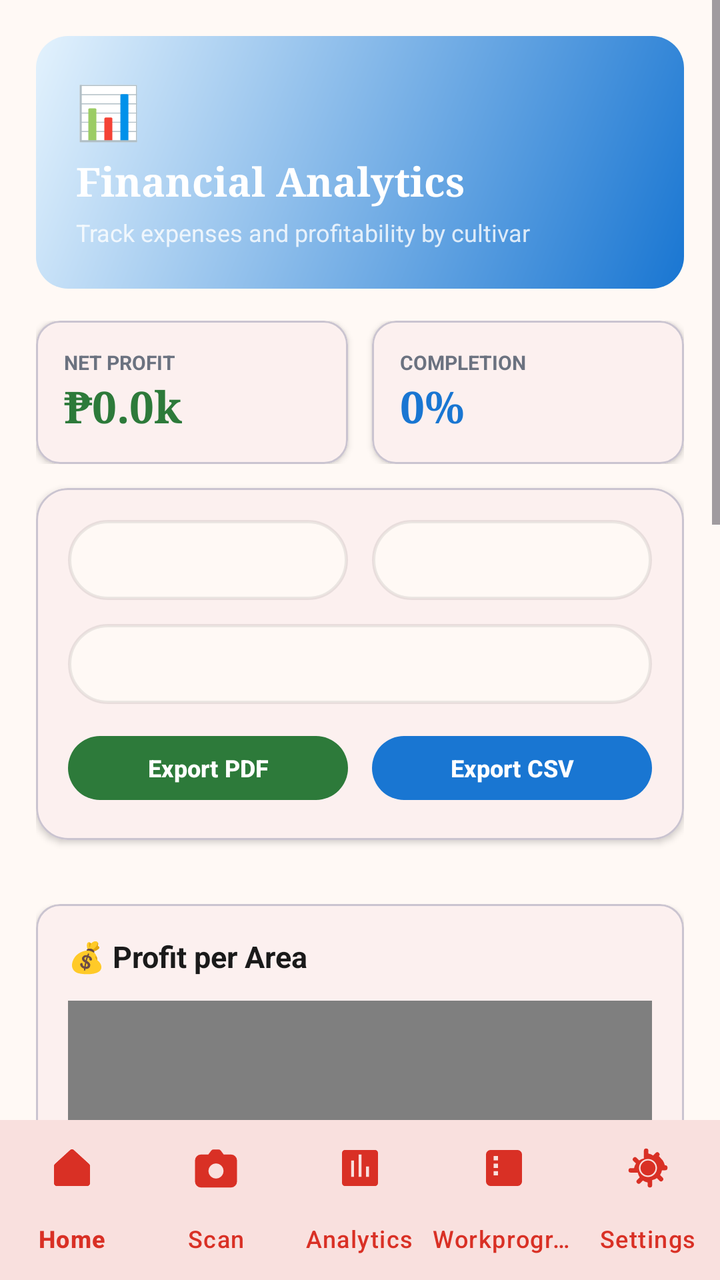
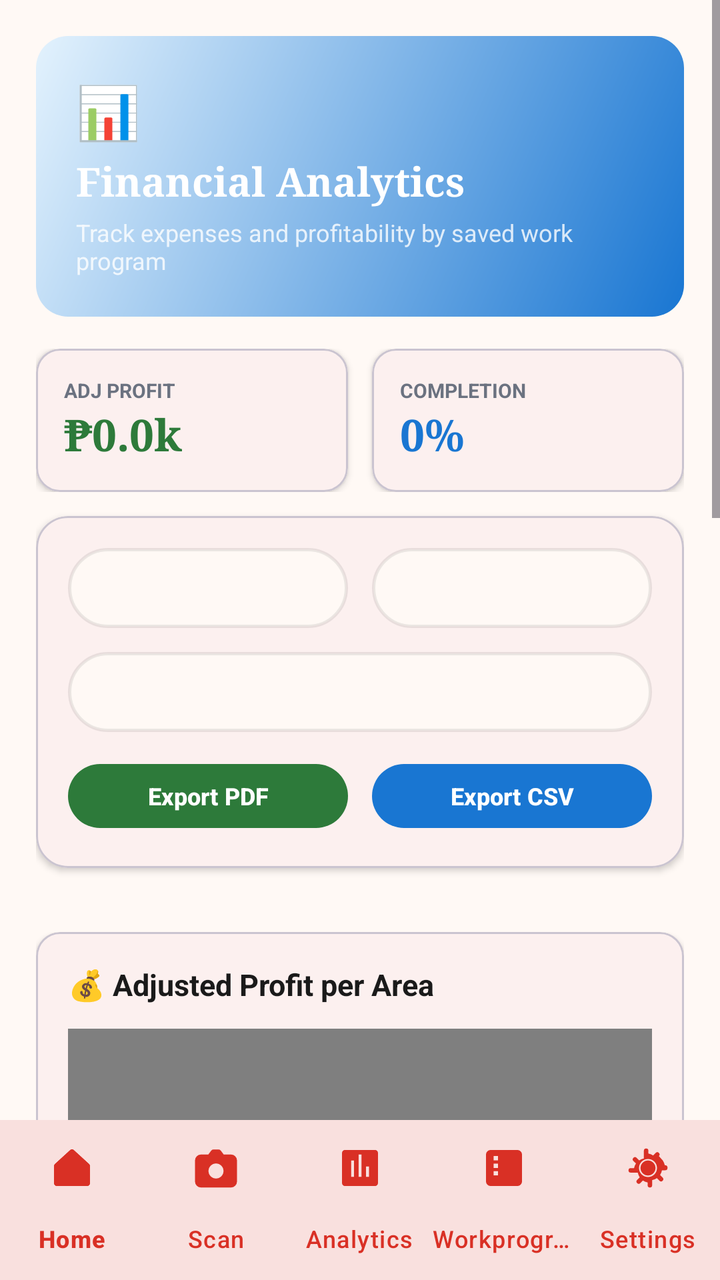

An Android layout rendered at two revisions. The XML below is the earlier revision; the diff shows what the commit changed to produce the second picture.
<!-- AndroidManifest.xml: application theme Theme.TomatoApp -->
<!-- res/layout/activity_analytics.xml -->
<?xml version="1.0" encoding="utf-8"?>
<RelativeLayout xmlns:android="http://schemas.android.com/apk/res/android"
    xmlns:app="http://schemas.android.com/apk/res-auto"
    xmlns:tools="http://schemas.android.com/tools"
    android:id="@+id/main_layout"
    android:layout_width="match_parent"
    android:layout_height="match_parent"
    android:background="@color/cream"
    tools:context=".AnalyticsActivity">

    
    <LinearLayout
        android:id="@+id/analyticsRoot"
        android:layout_width="match_parent"
        android:layout_height="match_parent"
        android:orientation="vertical"
        android:layout_above="@id/bottom_navigation"
        android:fitsSystemWindows="true">

        <ScrollView
            android:layout_width="match_parent"
            android:layout_height="match_parent"
            android:fillViewport="true"
            android:clipToPadding="false"
            android:paddingBottom="40dp">

            <LinearLayout
                android:layout_width="match_parent"
                android:layout_height="wrap_content"
                android:orientation="vertical"
                android:padding="18dp">

                
                <LinearLayout
                    android:layout_width="match_parent"
                    android:layout_height="wrap_content"
                    android:orientation="vertical"
                    android:background="@drawable/bg_blue_gradient_rounded"
                    android:padding="20dp"
                    android:layout_marginBottom="16dp">

                    <TextView
                        android:layout_width="wrap_content"
                        android:layout_height="wrap_content"
                        android:text="📊"
                        android:textSize="26sp"
                        android:layout_marginBottom="4dp" />

                    <TextView
                        android:layout_width="wrap_content"
                        android:layout_height="wrap_content"
                        android:text="Financial Analytics"
                        android:textColor="@color/white"
                        android:fontFamily="serif"
                        android:textSize="20sp"
                        android:textStyle="bold"
                        android:layout_marginBottom="4dp" />

                    <TextView
                        android:layout_width="wrap_content"
                        android:layout_height="wrap_content"
                        android:text="Track expenses and profitability by cultivar"
                        android:textColor="#CCFFFFFF"
                        android:textSize="12sp" />
                </LinearLayout>

                
                <LinearLayout
                    android:id="@+id/statsGrid"
                    android:layout_width="match_parent"
                    android:layout_height="wrap_content"
                    android:orientation="horizontal"
                    android:layout_marginBottom="12dp"
                    android:weightSum="2">

                    <com.google.android.material.card.MaterialCardView
                        android:layout_width="0dp"
                        android:layout_height="wrap_content"
                        android:layout_weight="1"
                        android:layout_marginEnd="6dp"
                        app:cardCornerRadius="12dp"
                        app:cardElevation="2dp"
                        app:cardBackgroundColor="@color/white">
                        <LinearLayout
                            android:layout_width="match_parent"
                            android:layout_height="wrap_content"
                            android:orientation="vertical"
                            android:padding="14dp">
                            <TextView
                                android:layout_width="wrap_content"
                                android:layout_height="wrap_content"
                                android:text="NET PROFIT"
                                android:textColor="@color/muted"
                                android:textSize="10sp"
                                android:textStyle="bold" />
                            <TextView
                                android:id="@+id/tvNetProfitStat"
                                android:layout_width="wrap_content"
                                android:layout_height="wrap_content"
                                android:text="₱0.0k"
                                android:textColor="@color/green"
                                android:textSize="22sp"
                                android:textStyle="bold"
                                android:fontFamily="serif" />
                        </LinearLayout>
                    </com.google.android.material.card.MaterialCardView>

                    <com.google.android.material.card.MaterialCardView
                        android:layout_width="0dp"
                        android:layout_height="wrap_content"
                        android:layout_weight="1"
                        android:layout_marginStart="6dp"
                        app:cardCornerRadius="12dp"
                        app:cardElevation="2dp"
                        app:cardBackgroundColor="@color/white">
                        <LinearLayout
                            android:layout_width="match_parent"
                            android:layout_height="wrap_content"
                            android:orientation="vertical"
                            android:padding="14dp">
                            <TextView
                                android:layout_width="wrap_content"
                                android:layout_height="wrap_content"
                                android:text="COMPLETION"
                                android:textColor="@color/muted"
                                android:textSize="10sp"
                                android:textStyle="bold" />
                            <TextView
                                android:id="@+id/tvCompletionStat"
                                android:layout_width="wrap_content"
                                android:layout_height="wrap_content"
                                android:text="0%"
                                android:textColor="@color/blue"
                                android:textSize="22sp"
                                android:textStyle="bold"
                                android:fontFamily="serif" />
                        </LinearLayout>
                    </com.google.android.material.card.MaterialCardView>
                </LinearLayout>

                
                <com.google.android.material.card.MaterialCardView
                    android:layout_width="match_parent"
                    android:layout_height="wrap_content"
                    android:layout_marginBottom="16dp"
                    app:cardCornerRadius="16dp"
                    app:cardElevation="2dp"
                    app:cardBackgroundColor="@color/white">

                    <LinearLayout
                        android:layout_width="match_parent"
                        android:layout_height="wrap_content"
                        android:orientation="vertical"
                        android:padding="16dp">

                        <LinearLayout
                            android:layout_width="match_parent"
                            android:layout_height="wrap_content"
                            android:orientation="horizontal"
                            android:layout_marginBottom="12dp">

                            <Spinner
                                android:id="@+id/viewModeSpinner"
                                android:layout_width="0dp"
                                android:layout_height="40dp"
                                android:layout_weight="1"
                                android:background="@drawable/bg_pill_input"
                                android:layout_marginEnd="6dp"
                                android:paddingStart="12dp"
                                android:paddingEnd="12dp" />
                                
                            <Spinner
                                android:id="@+id/seasonFilterSpinner"
                                android:layout_width="0dp"
                                android:layout_height="40dp"
                                android:layout_weight="1"
                                android:background="@drawable/bg_pill_input"
                                android:layout_marginStart="6dp"
                                android:paddingStart="12dp"
                                android:paddingEnd="12dp" />
                        </LinearLayout>
                        
                        <Spinner
                            android:id="@+id/cultivarFilterSpinner"
                            android:layout_width="match_parent"
                            android:layout_height="40dp"
                            android:background="@drawable/bg_pill_input"
                            android:layout_marginBottom="12dp"
                            android:paddingStart="12dp"
                            android:paddingEnd="12dp" />

                        <LinearLayout
                            android:layout_width="match_parent"
                            android:layout_height="wrap_content"
                            android:orientation="horizontal">

                            <com.google.android.material.button.MaterialButton
                                android:id="@+id/btnExportPdf"
                                android:layout_width="0dp"
                                android:layout_height="40dp"
                                android:layout_weight="1"
                                android:text="Export PDF"
                                android:layout_marginEnd="6dp"
                                android:textColor="@color/white"
                                android:textSize="12sp"
                                android:textStyle="bold"
                                android:textAllCaps="false"
                                app:backgroundTint="@color/green"
                                app:cornerRadius="20dp" />

                            <com.google.android.material.button.MaterialButton
                                android:id="@+id/btnExportCsv"
                                android:layout_width="0dp"
                                android:layout_height="40dp"
                                android:layout_weight="1"
                                android:text="Export CSV"
                                android:layout_marginStart="6dp"
                                android:textColor="@color/white"
                                android:textSize="12sp"
                                android:textStyle="bold"
                                android:textAllCaps="false"
                                app:backgroundTint="@color/blue"
                                app:cornerRadius="20dp" />
                        </LinearLayout>
                    </LinearLayout>
                </com.google.android.material.card.MaterialCardView>

                
                <FrameLayout
                    android:layout_width="match_parent"
                    android:layout_height="wrap_content">

                    <ProgressBar
                        android:id="@+id/analyticsProgress"
                        style="?android:attr/progressBarStyle"
                        android:layout_width="wrap_content"
                        android:layout_height="wrap_content"
                        android:layout_gravity="center"
                        android:visibility="gone" />

                    <LinearLayout
                        android:id="@+id/resultsLayout"
                        android:layout_width="match_parent"
                        android:layout_height="wrap_content"
                        android:orientation="vertical">

                        
                        <androidx.recyclerview.widget.RecyclerView
                            android:id="@+id/tableRecyclerView"
                            android:layout_width="match_parent"
                            android:layout_height="wrap_content"
                            android:nestedScrollingEnabled="false"
                            android:layout_marginBottom="16dp" />

                        
                        <LinearLayout
                            android:id="@+id/chartsContainer"
                            android:layout_width="match_parent"
                            android:layout_height="wrap_content"
                            android:orientation="vertical">

                            
                            <com.google.android.material.card.MaterialCardView
                                android:layout_width="match_parent"
                                android:layout_height="wrap_content"
                                android:layout_marginBottom="16dp"
                                app:cardCornerRadius="12dp"
                                app:cardElevation="2dp"
                                app:cardBackgroundColor="@color/white">
                                <LinearLayout
                                    android:layout_width="match_parent"
                                    android:layout_height="wrap_content"
                                    android:orientation="vertical"
                                    android:padding="16dp">
                                    <TextView
                                        android:layout_width="wrap_content"
                                        android:layout_height="wrap_content"
                                        android:text="💰 Profit per Area"
                                        android:textStyle="bold"
                                        android:textColor="@color/text"
                                        android:textSize="15sp"
                                        android:layout_marginBottom="12dp" />
                                    <com.github.mikephil.charting.charts.BarChart
                                        android:id="@+id/barChart"
                                        android:layout_width="match_parent"
                                        android:layout_height="240dp" />
                                </LinearLayout>
                            </com.google.android.material.card.MaterialCardView>

                            
                            <com.google.android.material.card.MaterialCardView
                                android:layout_width="match_parent"
                                android:layout_height="wrap_content"
                                android:layout_marginBottom="16dp"
                                app:cardCornerRadius="12dp"
                                app:cardElevation="2dp"
                                app:cardBackgroundColor="@color/white">
                                <LinearLayout
                                    android:layout_width="match_parent"
                                    android:layout_height="wrap_content"
                                    android:orientation="vertical"
                                    android:padding="16dp">
                                    <TextView
                                        android:layout_width="wrap_content"
                                        android:layout_height="wrap_content"
                                        android:text="✅ Completion Rate Trend"
                                        android:textStyle="bold"
                                        android:textColor="@color/text"
                                        android:textSize="15sp"
                                        android:layout_marginBottom="12dp" />
                                    <com.github.mikephil.charting.charts.LineChart
                                        android:id="@+id/completionChart"
                                        android:layout_width="match_parent"
                                        android:layout_height="240dp" />
                                </LinearLayout>
                            </com.google.android.material.card.MaterialCardView>
                        </LinearLayout>
                    </LinearLayout>

                    
                    <com.google.android.material.card.MaterialCardView
                        android:id="@+id/emptyStateCard"
                        android:layout_width="match_parent"
                        android:layout_height="wrap_content"
                        app:cardCornerRadius="16dp"
                        app:cardElevation="2dp"
                        app:cardBackgroundColor="@color/white"
                        android:visibility="gone">
                        <LinearLayout
                            android:layout_width="match_parent"
                            android:layout_height="wrap_content"
                            android:orientation="vertical"
                            android:gravity="center"
                            android:padding="32dp">
                            <TextView
                                android:layout_width="wrap_content"
                                android:layout_height="wrap_content"
                                android:text="📊"
                                android:textSize="64sp"
                                android:layout_marginBottom="16dp" />
                            <TextView
                                android:id="@+id/emptyText"
                                android:layout_width="wrap_content"
                                android:layout_height="wrap_content"
                                android:text="No Analytics Data Yet"
                                android:textAlignment="center"
                                android:textColor="@color/text"
                                android:textSize="18sp"
                                android:textStyle="bold"
                                android:layout_marginBottom="8dp" />
                            <TextView
                                android:layout_width="wrap_content"
                                android:layout_height="wrap_content"
                                android:text="Run a calculation to see analytics here"
                                android:textAlignment="center"
                                android:textColor="@color/muted"
                                android:textSize="14sp" />
                        </LinearLayout>
                    </com.google.android.material.card.MaterialCardView>
                </FrameLayout>
            </LinearLayout>
        </ScrollView>
    </LinearLayout>

    <com.google.android.material.bottomnavigation.BottomNavigationView
        android:id="@+id/bottom_navigation"
        android:layout_width="match_parent"
        android:layout_height="wrap_content"
        android:layout_alignParentBottom="true"
        android:background="@color/white"
        app:menu="@menu/menu_bottom_nav"
        app:itemIconTint="@color/nav_selected"
        app:itemTextColor="@color/nav_selected"
        app:labelVisibilityMode="labeled"
        app:elevation="16dp" />

</RelativeLayout>
<!-- resources referenced by this layout -->
<resources>
  <color name="blue">#1976D2</color>
  <color name="cream">#FFF9F5</color>
  <color name="green">#2D7A3A</color>
  <color name="muted">#6B7280</color>
  <color name="nav_selected">#D93025</color>
  <color name="text">#1A1A1A</color>
  <color name="white">#FFFFFFFF</color>
  <!-- drawable bg_blue_gradient_rounded (drawable) -->
  <?xml version="1.0" encoding="utf-8"?>
  <shape xmlns:android="http://schemas.android.com/apk/res/android">
      <gradient
          android:angle="315"
          android:endColor="@color/blue"
          android:startColor="@color/blue_light"
          android:type="linear" />
      <corners android:radius="16dp" />
  </shape>
  <!-- drawable bg_pill_input (drawable) -->
  <?xml version="1.0" encoding="utf-8"?>
  <shape xmlns:android="http://schemas.android.com/apk/res/android">
      <solid android:color="@color/cream" />
      <stroke
          android:width="1.5dp"
          android:color="@color/border" />
      <corners android:radius="999dp" />
  </shape>
  <style name="Theme.TomatoApp" parent="Base.Theme.TomatoApp" />
  <color name="blue_light">#E3F2FD</color>
  <color name="border">#14000000</color>
  <style name="Base.Theme.TomatoApp" parent="Theme.Material3.DayNight.NoActionBar">
          
          <item name="colorPrimary">@color/tomato_red</item>
          <item name="colorOnPrimary">@color/white</item>
          <item name="colorSecondary">@color/fresh_green</item>
          <item name="colorOnSecondary">@color/white</item>
          <item name="colorSurface">@color/surface</item>
          <item name="colorOnSurface">@color/text_primary</item>
          <item name="colorError">@color/error</item>
          <item name="android:windowBackground">@color/bg_light_gray</item>
      </style>
  <color name="tomato_red">#D93025</color>
  <color name="fresh_green">#3DBE5A</color>
  <color name="surface">#FFFFFF</color>
  <color name="text_primary">#1A1A1A</color>
  <color name="error">#D93025</color>
  <color name="bg_light_gray">#FFF9F5</color>
</resources>

<!-- the commit's change to res/layout/activity_analytics.xml (unified diff, before → after) -->
@@ -59,7 +59,7 @@
                     <TextView
                         android:layout_width="wrap_content"
                         android:layout_height="wrap_content"
-                        android:text="Track expenses and profitability by cultivar"
+                        android:text="Track expenses and profitability by saved work program"
                         android:textColor="#CCFFFFFF"
                         android:textSize="12sp" />
                 </LinearLayout>
@@ -89,7 +89,7 @@
                             <TextView
                                 android:layout_width="wrap_content"
                                 android:layout_height="wrap_content"
-                                android:text="NET PROFIT"
+                                android:text="ADJ PROFIT"
                                 android:textColor="@color/muted"
                                 android:textSize="10sp"
                                 android:textStyle="bold" />
@@ -275,9 +275,9 @@
                                     <TextView
                                         android:layout_width="wrap_content"
                                         android:layout_height="wrap_content"
-                                        android:text="💰 Profit per Area"
+                                        android:text="💰 Adjusted Profit per Area"
                                         android:textStyle="bold"
-                                        android:textColor="@color/text"
+                                        android:textColor="@color/text_primary"
                                         android:textSize="15sp"
                                         android:layout_marginBottom="12dp" />
                                     <com.github.mikephil.charting.charts.BarChart
@@ -303,9 +303,9 @@
                                     <TextView
                                         android:layout_width="wrap_content"
                                         android:layout_height="wrap_content"
-                                        android:text="✅ Completion Rate Trend"
+                                        android:text="✅ Completion Rate Trend by Cultivar"
                                         android:textStyle="bold"
-                                        android:textColor="@color/text"
+                                        android:textColor="@color/text_primary"
                                         android:textSize="15sp"
                                         android:layout_marginBottom="12dp" />
                                     <com.github.mikephil.charting.charts.LineChart
@@ -344,14 +344,14 @@
                                 android:layout_height="wrap_content"
                                 android:text="No Analytics Data Yet"
                                 android:textAlignment="center"
-                                android:textColor="@color/text"
+                                android:textColor="@color/text_primary"
                                 android:textSize="18sp"
                                 android:textStyle="bold"
                                 android:layout_marginBottom="8dp" />
                             <TextView
                                 android:layout_width="wrap_content"
                                 android:layout_height="wrap_content"
-                                android:text="Run a calculation to see analytics here"
+                                android:text="Save a work program to see finance cards here"
                                 android:textAlignment="center"
                                 android:textColor="@color/muted"
                                 android:textSize="14sp" />
<!-- resource entries referenced after the edit -->
@@ -5,7 +5,6 @@
   <color name="green">#2D7A3A</color>
   <color name="muted">#6B7280</color>
   <color name="nav_selected">#D93025</color>
-  <color name="text">#1A1A1A</color>
   <color name="white">#FFFFFFFF</color>
   <!-- drawable bg_blue_gradient_rounded (drawable) -->
   <?xml version="1.0" encoding="utf-8"?>
